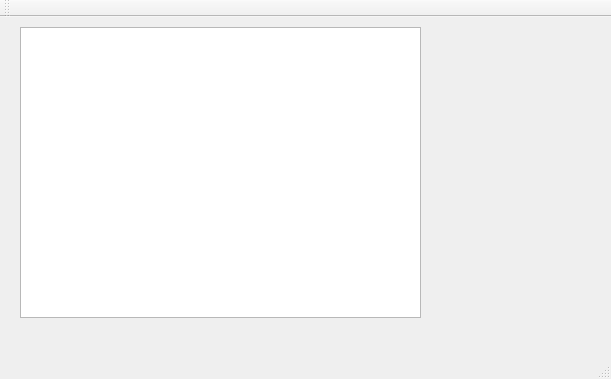
First picture: the form in mainwindow.ui, repository Artavazd256/Ava, before the edit.
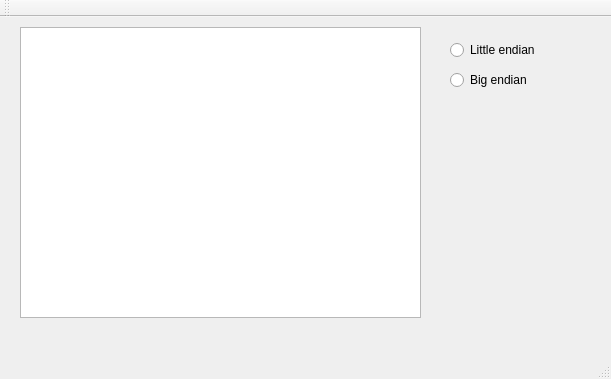
Second picture: the form after the edit.

Diff of the .ui file:
```diff
--- a/mainwindow.ui
+++ b/mainwindow.ui
@@ -13,6 +13,12 @@
   <property name="windowTitle">
    <string>MainWindow</string>
   </property>
+  <property name="autoFillBackground">
+   <bool>false</bool>
+  </property>
+  <property name="documentMode">
+   <bool>false</bool>
+  </property>
   <widget class="QWidget" name="centralWidget">
    <widget class="QTextEdit" name="hexEdit">
     <property name="geometry">
@@ -31,6 +37,32 @@
 &lt;p style=&quot;-qt-paragraph-type:empty; margin-top:0px; margin-bottom:0px; margin-left:0px; margin-right:0px; -qt-block-indent:0; text-indent:0px;&quot;&gt;&lt;br /&gt;&lt;/p&gt;&lt;/body&gt;&lt;/html&gt;</string>
     </property>
    </widget>
+   <widget class="QRadioButton" name="littleEndianRadioButton">
+    <property name="geometry">
+     <rect>
+      <x>450</x>
+      <y>20</y>
+      <width>110</width>
+      <height>26</height>
+     </rect>
+    </property>
+    <property name="text">
+     <string>Little endian</string>
+    </property>
+   </widget>
+   <widget class="QRadioButton" name="bigEndianRadioButton">
+    <property name="geometry">
+     <rect>
+      <x>450</x>
+      <y>50</y>
+      <width>110</width>
+      <height>26</height>
+     </rect>
+    </property>
+    <property name="text">
+     <string>Big endian</string>
+    </property>
+   </widget>
   </widget>
   <widget class="QMenuBar" name="menuBar">
    <property name="geometry">
```
Left out of the diff: 3 changed lines with no effect on the pictures.
